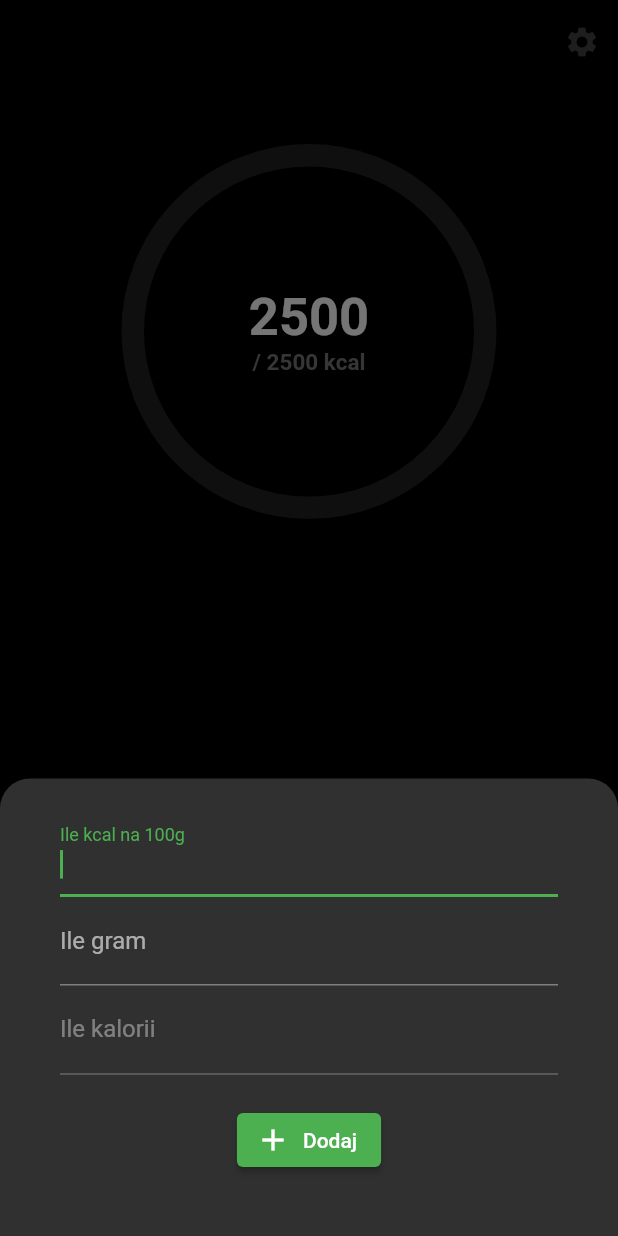
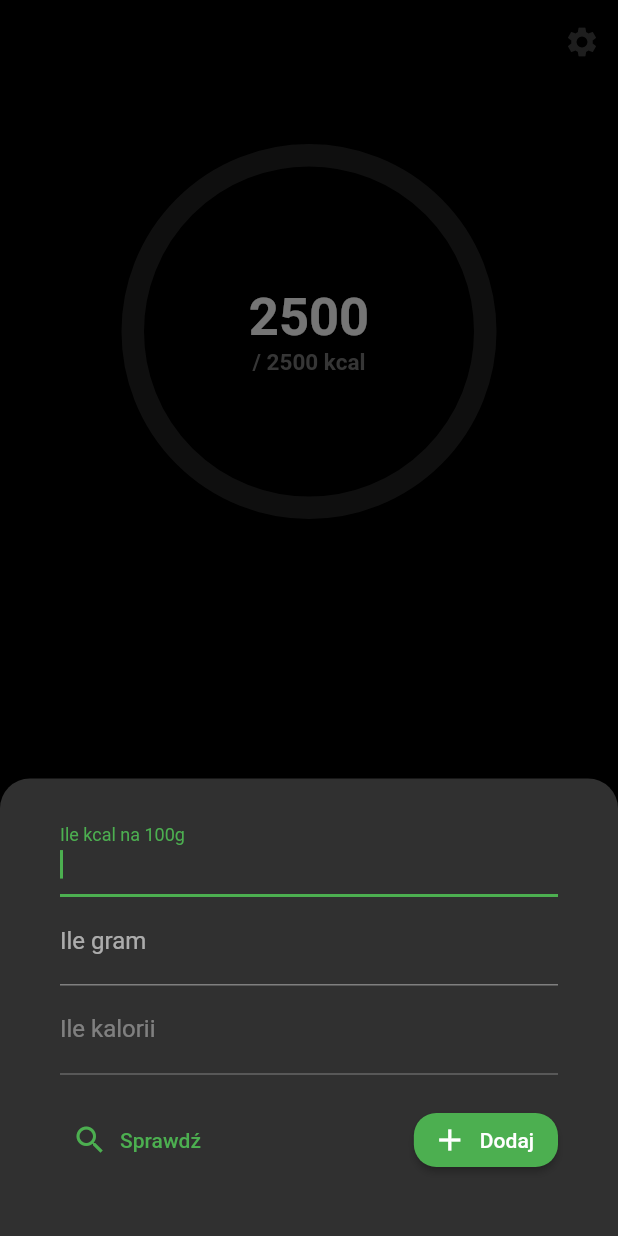
Before and after one commit to jakubjaran/caloriec, a Flutter app: the screen it shows after launch, after a tap on the "add" icon, on a phone screen of 412 x 824 dp. Run offline on Flutter 3.47's test engine with Material 2 defaults, Android fonts, the light colour scheme and no system bars; drawn by our look-alikes of percent_indicator; our stand-ins replace webview_flutter.

Commit message:
Search products kcal on google

```diff
--- a/lib/main.dart
+++ b/lib/main.dart
@@ -1,3 +1,5 @@
+import 'package:caloriec/screens/search_screen.dart';
+
 import 'providers/calories_provider.dart';
 import 'screens/home_screen.dart';
 import 'screens/settings_screen.dart';
@@ -37,6 +39,7 @@ class MyApp extends StatelessWidget {
         routes: {
           HomeScreen.route: (_) => const HomeScreen(),
           SettingsScreen.route: (_) => const SettingsScreen(),
+          SearchScreen.route: (_) => const SearchScreen(),
         },
       ),
     );
--- a/lib/widgets/custom_add_sheet.dart
+++ b/lib/widgets/custom_add_sheet.dart
@@ -1,3 +1,5 @@
+import 'package:caloriec/widgets/search_dialog.dart';
+
 import '../providers/calories_provider.dart';
 import 'package:flutter/material.dart';
 import 'package:provider/provider.dart';
@@ -95,10 +97,37 @@ class _CustomAddSheetState extends State<CustomAddSheet> {
           const SizedBox(
             height: 20,
           ),
-          ElevatedButton.icon(
-            onPressed: _addCalories,
-            icon: const Icon(Icons.add),
-            label: const Text('Dodaj'),
+          Row(
+            mainAxisAlignment: MainAxisAlignment.spaceBetween,
+            children: [
+              TextButton.icon(
+                onPressed: () {
+                  showDialog(
+                    context: context,
+                    builder: (_) => const SearchDialog(),
+                  );
+                },
+                icon: Icon(
+                  Icons.search,
+                  color: Theme.of(context).colorScheme.primary,
+                ),
+                label: const Text(
+                  'Sprawdź',
+                ),
+              ),
+              ElevatedButton.icon(
+                onPressed: _addCalories,
+                icon: const Icon(Icons.add),
+                label: const Text('Dodaj'),
+                style: ButtonStyle(
+                  shape: MaterialStateProperty.all(
+                    const RoundedRectangleBorder(
+                      borderRadius: BorderRadius.all(Radius.circular(15)),
+                    ),
+                  ),
+                ),
+              ),
+            ],
           ),
         ],
       ),
--- a/pubspec.yaml
+++ b/pubspec.yaml
@@ -36,6 +36,7 @@ dependencies:
   cupertino_icons: ^1.0.2
   percent_indicator: ^3.4.0
   provider: ^6.0.1
+  webview_flutter: ^2.1.1
 
 dev_dependencies:
   flutter_test:
```
Also changed, not shown: lib/screens/search_screen.dart (added, +45 -0 lines), lib/screens/settings_screen.dart (+7 -0 lines), lib/widgets/search_dialog.dart (added, +66 -0 lines), pubspec.lock, 4 other files.
